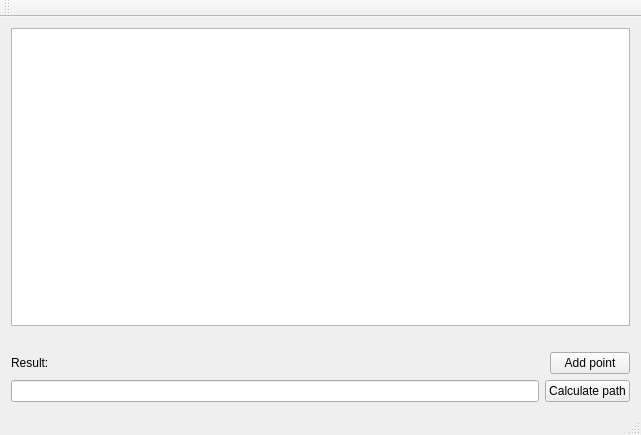
Above: mainwindow.ui from blenten/OM_IT before the change. Below: the same form after it.
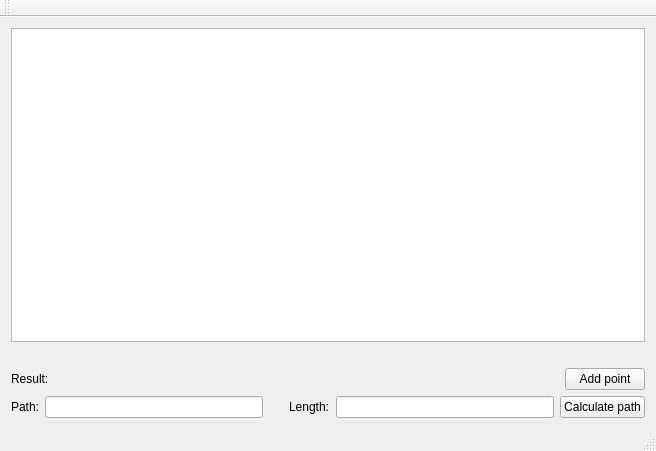
That is the form after the change.

Patch:
```diff
--- a/mainwindow.ui
+++ b/mainwindow.ui
@@ -6,8 +6,8 @@
    <rect>
     <x>0</x>
     <y>0</y>
-    <width>641</width>
-    <height>435</height>
+    <width>656</width>
+    <height>451</height>
    </rect>
   </property>
   <property name="windowTitle">
@@ -25,7 +25,7 @@
       </property>
       <property name="sizeHint" stdset="0">
        <size>
-        <width>620</width>
+        <width>635</width>
         <height>20</height>
        </size>
       </property>
@@ -58,7 +58,40 @@
     <item>
      <layout class="QHBoxLayout" name="horizontalLayout">
       <item>
-       <widget class="QLineEdit" name="output_line"/>
+       <widget class="QLabel" name="label_2">
+        <property name="text">
+         <string>Path:</string>
+        </property>
+       </widget>
+      </item>
+      <item>
+       <widget class="QLineEdit" name="path_output_line"/>
+      </item>
+      <item>
+       <spacer name="verticalSpacer">
+        <property name="orientation">
+         <enum>Qt::Vertical</enum>
+        </property>
+        <property name="sizeType">
+         <enum>QSizePolicy::Ignored</enum>
+        </property>
+        <property name="sizeHint" stdset="0">
+         <size>
+          <width>20</width>
+          <height>18</height>
+         </size>
+        </property>
+       </spacer>
+      </item>
+      <item>
+       <widget class="QLabel" name="label">
+        <property name="text">
+         <string>Length:</string>
+        </property>
+       </widget>
+      </item>
+      <item>
+       <widget class="QLineEdit" name="len_output_line"/>
       </item>
       <item>
        <widget class="QPushButton" name="calc_button">
```
Left out of the diff: 2 changed lines with no effect on the pictures.
